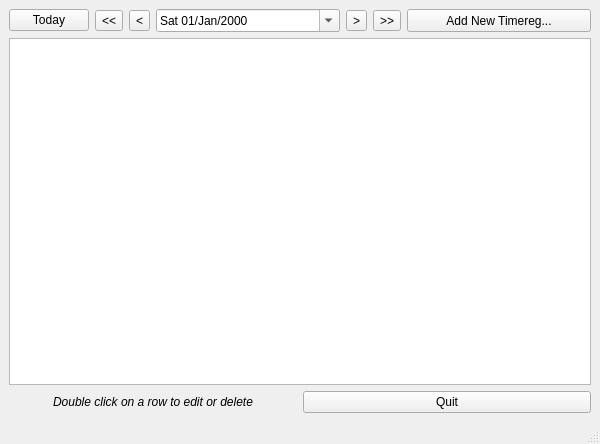
Qt form src/pyuac_browse.ui (develer-staff/pyuac) before a commit.
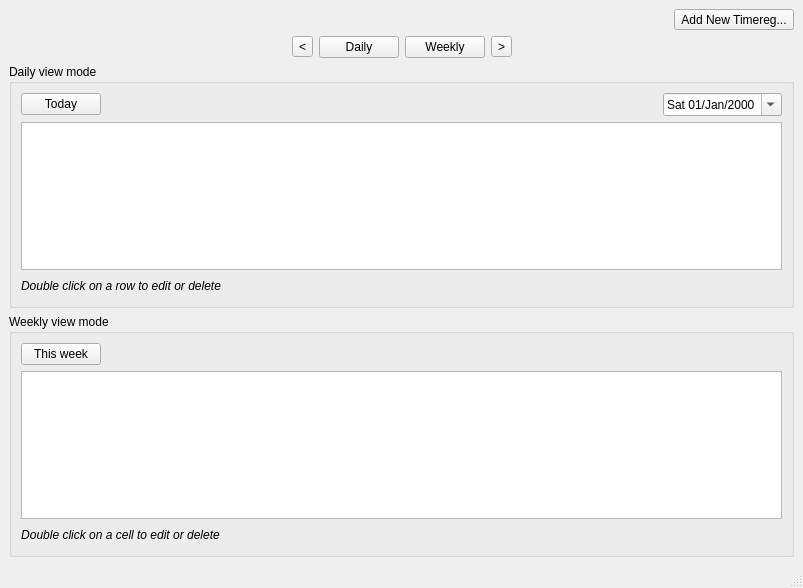
The same form after that commit. Icons and pictures are not drawn.

Commit message: Merged revisions 21831-21896 via svnmerge from https://src.develer.com/svn/pyuac/branches/vista_settimanale

Diff of the .ui file:
```diff
--- a/src/pyuac_browse.ui
+++ b/src/pyuac_browse.ui
@@ -5,8 +5,8 @@
    <rect>
     <x>0</x>
     <y>0</y>
-    <width>600</width>
-    <height>444</height>
+    <width>803</width>
+    <height>588</height>
    </rect>
   </property>
   <property name="windowTitle" >
@@ -21,87 +21,25 @@
     <rect>
      <x>0</x>
      <y>0</y>
-     <width>600</width>
-     <height>420</height>
+     <width>803</width>
+     <height>566</height>
     </rect>
    </property>
-   <layout class="QVBoxLayout" >
-    <property name="spacing" >
-     <number>6</number>
-    </property>
-    <property name="margin" >
-     <number>9</number>
-    </property>
+   <layout class="QVBoxLayout" name="verticalLayout_3" >
     <item>
-     <layout class="QHBoxLayout" >
-      <property name="spacing" >
-       <number>6</number>
-      </property>
-      <property name="margin" >
-       <number>0</number>
-      </property>
+     <layout class="QHBoxLayout" name="horizontalLayout_2" >
       <item>
-       <widget class="QPushButton" name="btnToday" >
-        <property name="sizePolicy" >
-         <sizepolicy vsizetype="Fixed" hsizetype="Fixed" >
-          <horstretch>0</horstretch>
-          <verstretch>0</verstretch>
-         </sizepolicy>
+       <spacer name="horizontalSpacer_2" >
+        <property name="orientation" >
+         <enum>Qt::Horizontal</enum>
         </property>
-        <property name="text" >
-         <string>Today</string>
+        <property name="sizeHint" stdset="0" >
+         <size>
+          <width>40</width>
+          <height>20</height>
+         </size>
         </property>
-       </widget>
-      </item>
-      <item>
-       <widget class="QToolButton" name="btnPrevWeek" >
-        <property name="toolTip" >
-         <string>Previous week</string>
-        </property>
-        <property name="text" >
-         <string>&lt;&lt;</string>
-        </property>
-       </widget>
-      </item>
-      <item>
-       <widget class="QToolButton" name="btnPrevDay" >
-        <property name="toolTip" >
-         <string>Previous day</string>
-        </property>
-        <property name="text" >
-         <string>&lt;</string>
-        </property>
-       </widget>
-      </item>
-      <item>
-       <widget class="QDateEdit" name="dateEdit" >
-        <property name="displayFormat" >
-         <string>ddd dd/MMM/yyyy</string>
-        </property>
-        <property name="calendarPopup" >
-         <bool>true</bool>
-        </property>
-       </widget>
-      </item>
-      <item>
-       <widget class="QToolButton" name="btnNextDay" >
-        <property name="toolTip" >
-         <string>Next day</string>
-        </property>
-        <property name="text" >
-         <string>></string>
-        </property>
-       </widget>
-      </item>
-      <item>
-       <widget class="QToolButton" name="btnNextWeek" >
-        <property name="toolTip" >
-         <string>Next week</string>
-        </property>
-        <property name="text" >
-         <string>>></string>
-        </property>
-       </widget>
+       </spacer>
       </item>
       <item>
        <widget class="QToolButton" name="tlbTimereg" >
@@ -125,53 +63,289 @@
      </layout>
     </item>
     <item>
-     <widget class="QTableWidget" name="tableTimereg" >
-      <property name="editTriggers" >
-       <set>QAbstractItemView::NoEditTriggers</set>
-      </property>
-      <property name="alternatingRowColors" >
-       <bool>true</bool>
-      </property>
-      <property name="selectionMode" >
-       <enum>QAbstractItemView::SingleSelection</enum>
-      </property>
-      <property name="selectionBehavior" >
-       <enum>QAbstractItemView::SelectRows</enum>
-      </property>
-     </widget>
-    </item>
-    <item>
-     <layout class="QHBoxLayout" >
-      <property name="spacing" >
-       <number>6</number>
-      </property>
-      <property name="margin" >
-       <number>0</number>
-      </property>
+     <layout class="QHBoxLayout" name="horizontalLayout" >
       <item>
-       <widget class="QLabel" name="labelInfo" >
-        <property name="font" >
-         <font>
-          <italic>true</italic>
-         </font>
+       <spacer name="horizontalSpacer_3" >
+        <property name="orientation" >
+         <enum>Qt::Horizontal</enum>
         </property>
+        <property name="sizeHint" stdset="0" >
+         <size>
+          <width>40</width>
+          <height>20</height>
+         </size>
+        </property>
+       </spacer>
+      </item>
+      <item>
+       <widget class="QToolButton" name="btnPrev" >
         <property name="text" >
-         <string>Double click on a row to edit or delete</string>
+         <string>&lt;</string>
         </property>
-        <property name="alignment" >
-         <set>Qt::AlignCenter</set>
+       </widget>
+      </item>
+      <item>
+       <widget class="QPushButton" name="btnDaily" >
+        <property name="text" >
+         <string>Daily</string>
         </property>
+        <property name="checkable" >
+         <bool>true</bool>
+        </property>
+        <property name="checked" >
+         <bool>false</bool>
+        </property>
        </widget>
       </item>
       <item>
-       <widget class="QPushButton" name="btnQuit" >
+       <widget class="QPushButton" name="btnWeekly" >
         <property name="text" >
-         <string>Quit</string>
+         <string>Weekly</string>
         </property>
+        <property name="checkable" >
+         <bool>true</bool>
+        </property>
        </widget>
       </item>
+      <item>
+       <widget class="QToolButton" name="btnNext" >
+        <property name="text" >
+         <string>></string>
+        </property>
+       </widget>
+      </item>
+      <item>
+       <spacer name="horizontalSpacer_4" >
+        <property name="orientation" >
+         <enum>Qt::Horizontal</enum>
+        </property>
+        <property name="sizeHint" stdset="0" >
+         <size>
+          <width>40</width>
+          <height>20</height>
+         </size>
+        </property>
+       </spacer>
+      </item>
      </layout>
     </item>
+    <item>
+     <widget class="QGroupBox" name="dailyGroup" >
+      <property name="title" >
+       <string>Daily view mode</string>
+      </property>
+      <layout class="QVBoxLayout" name="verticalLayout" >
+       <item>
+        <layout class="QHBoxLayout" >
+         <property name="spacing" >
+          <number>6</number>
+         </property>
+         <property name="margin" >
+          <number>0</number>
+         </property>
+         <item>
+          <widget class="QPushButton" name="btnToday" >
+           <property name="sizePolicy" >
+            <sizepolicy vsizetype="Fixed" hsizetype="Fixed" >
+             <horstretch>0</horstretch>
+             <verstretch>0</verstretch>
+            </sizepolicy>
+           </property>
+           <property name="text" >
+            <string>Today</string>
+           </property>
+          </widget>
+         </item>
+         <item>
+          <spacer name="horizontalSpacer_5" >
+           <property name="orientation" >
+            <enum>Qt::Horizontal</enum>
+           </property>
+           <property name="sizeHint" stdset="0" >
+            <size>
+             <width>40</width>
+             <height>20</height>
+            </size>
+           </property>
+          </spacer>
+         </item>
+         <item>
+          <widget class="QDateEdit" name="dateEdit" >
+           <property name="displayFormat" >
+            <string>ddd dd/MMM/yyyy</string>
+           </property>
+           <property name="calendarPopup" >
+            <bool>true</bool>
+           </property>
+          </widget>
+         </item>
+        </layout>
+       </item>
+       <item>
+        <widget class="QTableWidget" name="tableTimereg" >
+         <property name="editTriggers" >
+          <set>QAbstractItemView::NoEditTriggers</set>
+         </property>
+         <property name="alternatingRowColors" >
+          <bool>true</bool>
+         </property>
+         <property name="selectionMode" >
+          <enum>QAbstractItemView::SingleSelection</enum>
+         </property>
+         <property name="selectionBehavior" >
+          <enum>QAbstractItemView::SelectRows</enum>
+         </property>
+         <property name="cornerButtonEnabled" >
+          <bool>false</bool>
+         </property>
+        </widget>
+       </item>
+       <item>
+        <layout class="QHBoxLayout" name="_4" >
+         <property name="spacing" >
+          <number>6</number>
+         </property>
+         <property name="margin" >
+          <number>0</number>
+         </property>
+         <item>
+          <widget class="QLabel" name="labelInfo" >
+           <property name="font" >
+            <font>
+             <italic>true</italic>
+            </font>
+           </property>
+           <property name="text" >
+            <string>Double click on a row to edit or delete</string>
+           </property>
+           <property name="alignment" >
+            <set>Qt::AlignCenter</set>
+           </property>
+          </widget>
+         </item>
+         <item>
+          <spacer name="horizontalSpacer" >
+           <property name="orientation" >
+            <enum>Qt::Horizontal</enum>
+           </property>
+           <property name="sizeHint" stdset="0" >
+            <size>
+             <width>40</width>
+             <height>20</height>
+            </size>
+           </property>
+          </spacer>
+         </item>
+        </layout>
+       </item>
+      </layout>
+      <zorder>tableTimereg</zorder>
+      <zorder></zorder>
+      <zorder></zorder>
+     </widget>
+    </item>
+    <item>
+     <widget class="QGroupBox" name="weeklyGroup" >
+      <property name="title" >
+       <string>Weekly view mode</string>
+      </property>
+      <layout class="QVBoxLayout" name="verticalLayout_2" >
+       <item>
+        <layout class="QHBoxLayout" name="_2" >
+         <property name="spacing" >
+          <number>6</number>
+         </property>
+         <property name="margin" >
+          <number>0</number>
+         </property>
+         <item>
+          <widget class="QPushButton" name="btnThisWeek" >
+           <property name="sizePolicy" >
+            <sizepolicy vsizetype="Fixed" hsizetype="Fixed" >
+             <horstretch>0</horstretch>
+             <verstretch>0</verstretch>
+            </sizepolicy>
+           </property>
+           <property name="text" >
+            <string>This week</string>
+           </property>
+          </widget>
+         </item>
+         <item>
+          <spacer name="horizontalSpacer_5" >
+           <property name="orientation" >
+            <enum>Qt::Horizontal</enum>
+           </property>
+           <property name="sizeHint" stdset="0" >
+            <size>
+             <width>40</width>
+             <height>20</height>
+            </size>
+           </property>
+          </spacer>
+         </item>
+        </layout>
+       </item>
+       <item>
+        <widget class="QTableWidget" name="tableWeekTimereg" >
+         <property name="editTriggers" >
+          <set>QAbstractItemView::NoEditTriggers</set>
+         </property>
+         <property name="alternatingRowColors" >
+          <bool>false</bool>
+         </property>
+         <property name="selectionMode" >
+          <enum>QAbstractItemView::SingleSelection</enum>
+         </property>
+         <property name="selectionBehavior" >
+          <enum>QAbstractItemView::SelectItems</enum>
+         </property>
+         <property name="cornerButtonEnabled" >
+          <bool>false</bool>
+         </property>
+        </widget>
+       </item>
+       <item>
+        <layout class="QHBoxLayout" name="_5" >
+         <property name="spacing" >
+          <number>6</number>
+         </property>
+         <property name="margin" >
+          <number>0</number>
+         </property>
+         <item>
+          <widget class="QLabel" name="labelInfo_2" >
+           <property name="font" >
+            <font>
+             <italic>true</italic>
+            </font>
+           </property>
+           <property name="text" >
+            <string>Double click on a cell to edit or delete</string>
+           </property>
+           <property name="alignment" >
+            <set>Qt::AlignCenter</set>
+           </property>
+          </widget>
+         </item>
+         <item>
+          <spacer name="horizontalSpacer" >
+           <property name="orientation" >
+            <enum>Qt::Horizontal</enum>
+           </property>
+           <property name="sizeHint" stdset="0" >
+            <size>
+             <width>40</width>
+             <height>20</height>
+            </size>
+           </property>
+          </spacer>
+         </item>
+        </layout>
+       </item>
+      </layout>
+     </widget>
+    </item>
    </layout>
    <zorder>tableTimereg</zorder>
    <zorder></zorder>
@@ -180,9 +354,9 @@
    <property name="geometry" >
     <rect>
      <x>0</x>
-     <y>420</y>
-     <width>600</width>
-     <height>24</height>
+     <y>566</y>
+     <width>803</width>
+     <height>22</height>
     </rect>
    </property>
   </widget>
```
Left out of the diff: 10 changed lines with no effect on the pictures. The commit also changes 7 other files.
